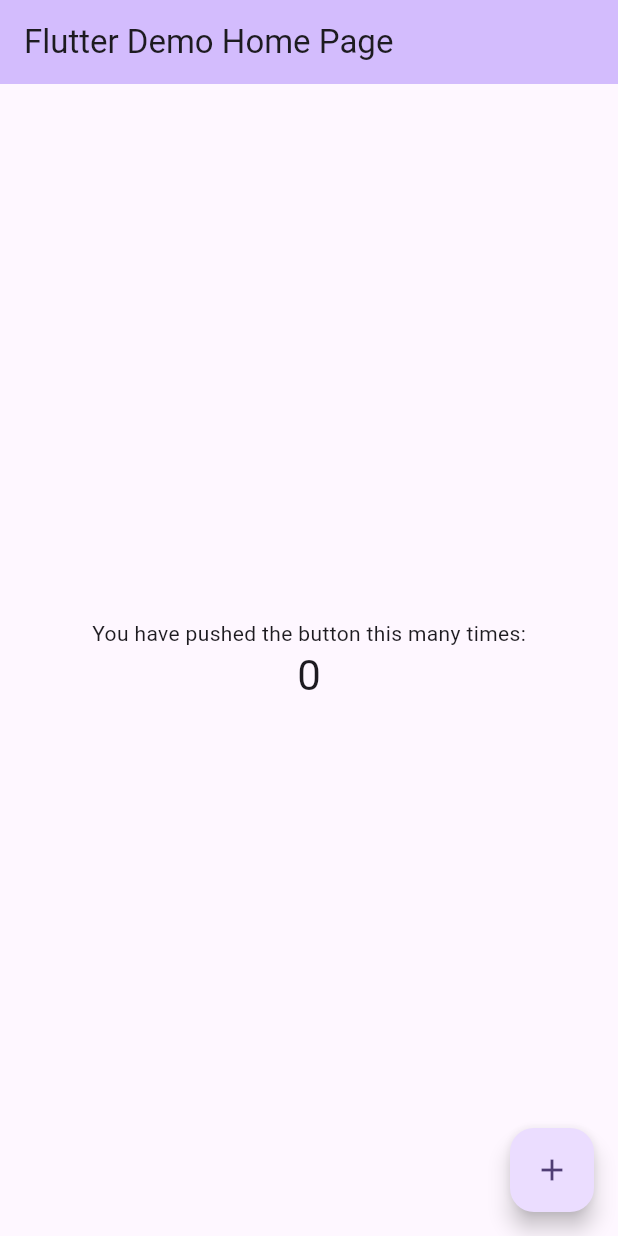
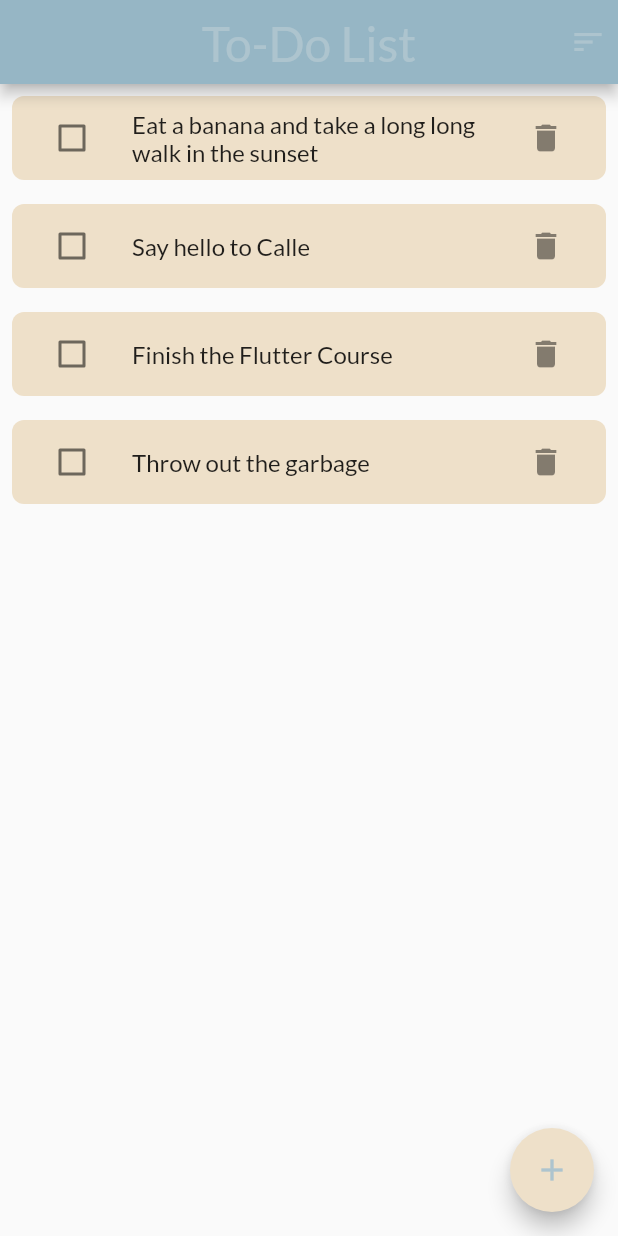
Before and after one commit to gu-tig333-ht23/gusnorjaa, a Flutter app: the screen it shows after launch, on a phone screen of 412 x 824 dp. Run offline on Flutter 3.47's test engine with Material 2 defaults, Android fonts, the phone set to English and light mode, and no system bars; our stand-ins replace google_fonts.

Commit message:
Changed main, added three new files

```diff
--- /dev/null
+++ b/lib/listviewbuilder.dart
@@ -0,0 +1,80 @@
+import 'package:flutter/material.dart';
+import 'package:google_fonts/google_fonts.dart';
+import 'package:template/theme.dart';
+
+class TaskItem {
+  String task;
+  bool completed;
+
+  TaskItem(this.task, this.completed);
+}
+
+class ListViewBuilder extends StatefulWidget {
+  ListViewBuilder({Key? key}) : super(key: key);
+
+  @override
+  // ignore: library_private_types_in_public_api
+  _ListViewBuilderState createState() => _ListViewBuilderState();
+}
+
+// Skapar en lista med TaskItem objekt, ger parametrarna sina värden.
+
+class _ListViewBuilderState extends State<ListViewBuilder> {
+  List<TaskItem> tasks = [
+    TaskItem("Eat a banana and take a long long walk in the sunset", false),
+    TaskItem("Say hello to Calle", false),
+    TaskItem("Finish the Flutter Course", false),
+    TaskItem("Throw out the garbage", false),
+  ];
+
+  @override
+  Widget build(BuildContext context) {
+    return Scaffold(
+      body: ListView.builder(
+        itemCount: tasks.length,
+        itemBuilder: (BuildContext context, int index) {
+          return Padding(
+            padding: const EdgeInsets.all(8.0),
+            child: ListTile(
+              tileColor: appTheme.colorScheme.secondary,
+              shape: RoundedRectangleBorder(
+                  borderRadius: BorderRadius.circular(8)),
+              leading: Checkbox(
+                value: tasks[index]
+                    .completed, //Kikar bool värdet på objektet i listan.
+                onChanged: (bool? newValue) {
+                  setState(() {
+                    tasks[index].completed = newValue!;
+                  });
+                },
+              ),
+              title: Row(
+                children: [
+                  Expanded(
+                    child: Text(
+                      tasks[index].task, //Skriver ut sträng värdet på objektet.
+                      style: GoogleFonts.lato(
+                        decoration: tasks[index].completed
+                            ? TextDecoration.lineThrough
+                            : TextDecoration.none,
+                        decorationThickness: 2,
+                      ),
+                    ),
+                  ),
+                  IconButton(
+                    icon: Icon(Icons.delete),
+                    onPressed: () {
+                      setState(() {
+                        tasks.removeAt(index);
+                      });
+                    },
+                  ),
+                ],
+              ),
+            ),
+          );
+        },
+      ),
+    );
+  }
+}
--- a/lib/main.dart
+++ b/lib/main.dart
@@ -1,125 +1,96 @@
 import 'package:flutter/material.dart';
+import 'package:google_fonts/google_fonts.dart';
+import 'add_task.dart';
+import 'listviewbuilder.dart';
+import 'theme.dart';
 
-void main() {
-  runApp(const MyApp());
+//Importerar flutter, google_fonts och add_task sidan.
+
+class MyApp extends StatefulWidget {
+  const MyApp({Key? key}) : super(key: key);
+
+  @override
+  State<MyApp> createState() => _MyAppState();
 }
 
-class MyApp extends StatelessWidget {
-  const MyApp({super.key});
-
-  // This widget is the root of your application.
+class _MyAppState extends State<MyApp> {
   @override
   Widget build(BuildContext context) {
-    return MaterialApp(
-      title: 'Flutter Demo',
-      theme: ThemeData(
-        // This is the theme of your application.
-        //
-        // TRY THIS: Try running your application with "flutter run". You'll see
-        // the application has a blue toolbar. Then, without quitting the app,
-        // try changing the seedColor in the colorScheme below to Colors.green
-        // and then invoke "hot reload" (save your changes or press the "hot
-        // reload" button in a Flutter-supported IDE, or press "r" if you used
-        // the command line to start the app).
-        //
-        // Notice that the counter didn't reset back to zero; the application
-        // state is not lost during the reload. To reset the state, use hot
-        // restart instead.
-        //
-        // This works for code too, not just values: Most code changes can be
-        // tested with just a hot reload.
-        colorScheme: ColorScheme.fromSeed(seedColor: Colors.deepPurple),
-        useMaterial3: true,
+    return Scaffold(
+      appBar: AppBar(
+        centerTitle: true,
+        title: Text(
+          'To-Do List',
+          style: GoogleFonts.lato(fontSize: 32),
+        ),
+        actions: [
+          Container(
+            margin: const EdgeInsets.only(right: 8.0),
+            child: InkWell(
+              onTap: () {
+                showDialog(
+                  context: context,
+                  builder: (BuildContext context) {
+                    return AlertDialog(
+                      //Skapar en AlertDialog (liten box) med tre alternativ. För tillfället inte klickbara.
+                      scrollable: true,
+                      title: const Text('Filter'),
+                      content: Padding(
+                        padding: const EdgeInsets.all(8),
+                        child: Column(children: [
+                          Row(
+                            children: [
+                              Icon(Icons.check_box_outline_blank),
+                              Text('All'),
+                            ],
+                          ),
+                          Row(
+                            children: [
+                              Icon(Icons.check_box_outline_blank),
+                              Text('Not done'),
+                            ],
+                          ),
+                          Row(
+                            children: [
+                              Icon(Icons.check_box_outline_blank),
+                              Text('Done'),
+                            ],
+                          ),
+                        ]),
+                      ),
+                    );
+                  },
+                );
+              },
+              child: Stack(
+                //Knapp för att filtrera
+                children: [
+                  Center(
+                    child: Icon(Icons.sort),
+                  ),
+                ],
+              ),
+            ),
+          )
+        ],
       ),
-      home: const MyHomePage(title: 'Flutter Demo Home Page'),
+
+      body: ListViewBuilder(), //Kallar på en annan funktion i body.
+      floatingActionButton: FloatingActionButton(
+        onPressed: () {
+          Navigator.push(
+              context, //Navigator för att ta sig till andra sidan.
+              MaterialPageRoute(builder: (context) => const AddTask()));
+        },
+        child: Icon(Icons.add),
+      ),
     );
   }
 }
 
-class MyHomePage extends StatefulWidget {
-  const MyHomePage({super.key, required this.title});
-
-  // This widget is the home page of your application. It is stateful, meaning
-  // that it has a State object (defined below) that contains fields that affect
-  // how it looks.
-
-  // This class is the configuration for the state. It holds the values (in this
-  // case the title) provided by the parent (in this case the App widget) and
-  // used by the build method of the State. Fields in a Widget subclass are
-  // always marked "final".
-
-  final String title;
-
-  @override
-  State<MyHomePage> createState() => _MyHomePageState();
+void main() {
+  runApp(MaterialApp(
+    theme: appTheme,
+    home: MyApp(),
+  ));
 }
-
-class _MyHomePageState extends State<MyHomePage> {
-  int _counter = 0;
-
-  void _incrementCounter() {
-    setState(() {
-      // This call to setState tells the Flutter framework that something has
-      // changed in this State, which causes it to rerun the build method below
-      // so that the display can reflect the updated values. If we changed
-      // _counter without calling setState(), then the build method would not be
-      // called again, and so nothing would appear to happen.
-      _counter++;
-    });
-  }
-
-  @override
-  Widget build(BuildContext context) {
-    // This method is rerun every time setState is called, for instance as done
-    // by the _incrementCounter method above.
-    //
-    // The Flutter framework has been optimized to make rerunning build methods
-    // fast, so that you can just rebuild anything that needs updating rather
-    // than having to individually change instances of widgets.
-    return Scaffold(
-      appBar: AppBar(
-        // TRY THIS: Try changing the color here to a specific color (to
-        // Colors.amber, perhaps?) and trigger a hot reload to see the AppBar
-        // change color while the other colors stay the same.
-        backgroundColor: Theme.of(context).colorScheme.inversePrimary,
-        // Here we take the value from the MyHomePage object that was created by
-        // the App.build method, and use it to set our appbar title.
-        title: Text(widget.title),
-      ),
-      body: Center(
-        // Center is a layout widget. It takes a single child and positions it
-        // in the middle of the parent.
-        child: Column(
-          // Column is also a layout widget. It takes a list of children and
-          // arranges them vertically. By default, it sizes itself to fit its
-          // children horizontally, and tries to be as tall as its parent.
-          //
-          // Column has various properties to control how it sizes itself and
-          // how it positions its children. Here we use mainAxisAlignment to
-          // center the children vertically; the main axis here is the vertical
-          // axis because Columns are vertical (the cross axis would be
-          // horizontal).
-          //
-          // TRY THIS: Invoke "debug painting" (choose the "Toggle Debug Paint"
-          // action in the IDE, or press "p" in the console), to see the
-          // wireframe for each widget.
-          mainAxisAlignment: MainAxisAlignment.center,
-          children: <Widget>[
-            const Text(
-              'You have pushed the button this many times:',
-            ),
-            Text(
-              '$_counter',
-              style: Theme.of(context).textTheme.headlineMedium,
-            ),
-          ],
-        ),
-      ),
-      floatingActionButton: FloatingActionButton(
-        onPressed: _incrementCounter,
-        tooltip: 'Increment',
-        child: const Icon(Icons.add),
-      ), // This trailing comma makes auto-formatting nicer for build methods.
-    );
-  }
-}
--- /dev/null
+++ b/lib/theme.dart
@@ -0,0 +1,20 @@
+import 'package:flutter/material.dart';
+
+// Ska ändra hur theme fungerar kommande dagarna så att det inte använder sig
+// utav globala variabler.
+
+var appTheme = ThemeData(
+  colorScheme: ColorScheme(
+    brightness: Brightness.light,
+    primary: Color.fromARGB(255, 150, 182, 197),
+    onPrimary: Color.fromARGB(255, 173, 196, 206),
+    secondary: Color.fromARGB(255, 238, 224, 201),
+    onSecondary: Color.fromARGB(255, 173, 196, 206),
+    error: Color.fromARGB(255, 255, 0, 0),
+    onError: Color.fromARGB(255, 173, 196, 206),
+    background: Color.fromARGB(255, 173, 196, 206),
+    onBackground: Color.fromARGB(255, 173, 196, 206),
+    surface: Color.fromARGB(255, 173, 196, 206),
+    onSurface: Color.fromARGB(255, 173, 196, 206),
+  ),
+);
--- a/pubspec.yaml
+++ b/pubspec.yaml
@@ -35,6 +35,7 @@ dependencies:
   # The following adds the Cupertino Icons font to your application.
   # Use with the CupertinoIcons class for iOS style icons.
   cupertino_icons: ^1.0.2
+  google_fonts: ^5.1.0
 
 dev_dependencies:
   flutter_test:
```
Also changed, not shown: lib/add_task.dart (added, +42 -0 lines), pubspec.lock.
